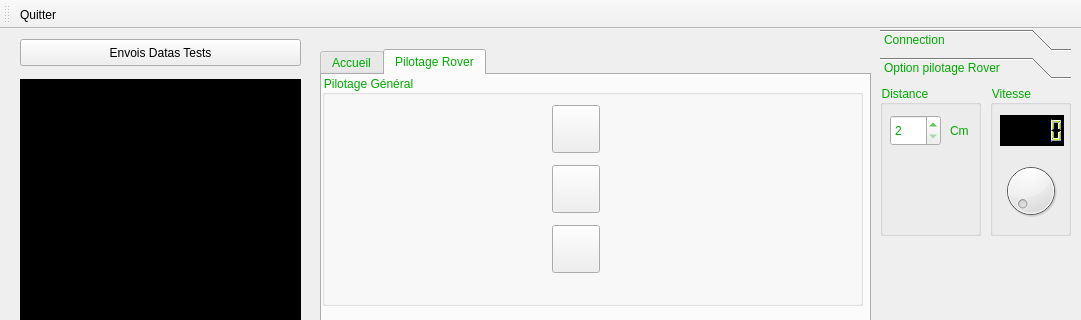
The window that Programmations/Qt/Version-1.0.0/Rover-Pilot/mainwindow.ui (Almisuifre/POSL-ROVER) describes before a commit, drawn with Qt 5; both pictures show x 0 to 1081 and y 0 to 320 of the 1081 by 569 pixel window.
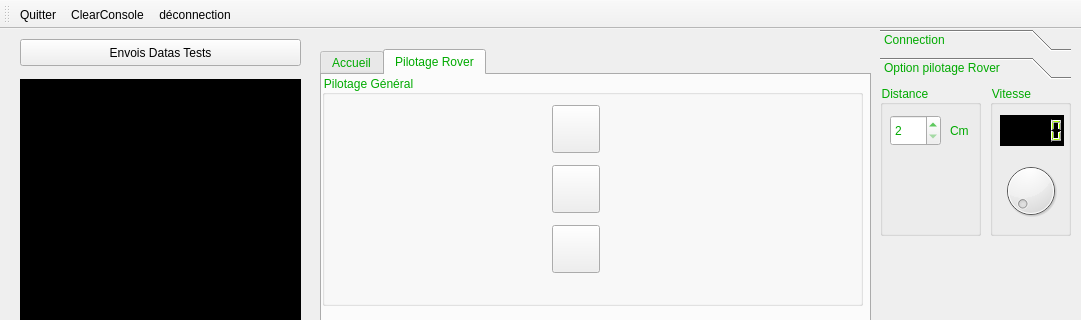
The same window after the commit. Icons and pictures are not drawn.

Commit message: tres moche, c'est pour tester

Patch:
```diff
--- a/Programmations/Qt/Version-1.0.0/Rover-Pilot/mainwindow.ui
+++ b/Programmations/Qt/Version-1.0.0/Rover-Pilot/mainwindow.ui
@@ -352,6 +352,8 @@
     <bool>false</bool>
    </attribute>
    <addaction name="actionQuitter"/>
+   <addaction name="actionClearConsole"/>
+   <addaction name="actionDeconnection"/>
   </widget>
   <widget class="QStatusBar" name="statusBar"/>
   <action name="actionQuitter">
@@ -363,6 +365,16 @@
     <string>Quitter</string>
    </property>
   </action>
+  <action name="actionClearConsole">
+   <property name="text">
+    <string>ClearConsole</string>
+   </property>
+  </action>
+  <action name="actionDeconnection">
+   <property name="text">
+    <string>déconnection</string>
+   </property>
+  </action>
  </widget>
  <layoutdefault spacing="6" margin="11"/>
  <resources>
```
Left out of the diff: 8 changed lines with no effect on the pictures. The commit also changes 2 other files.
